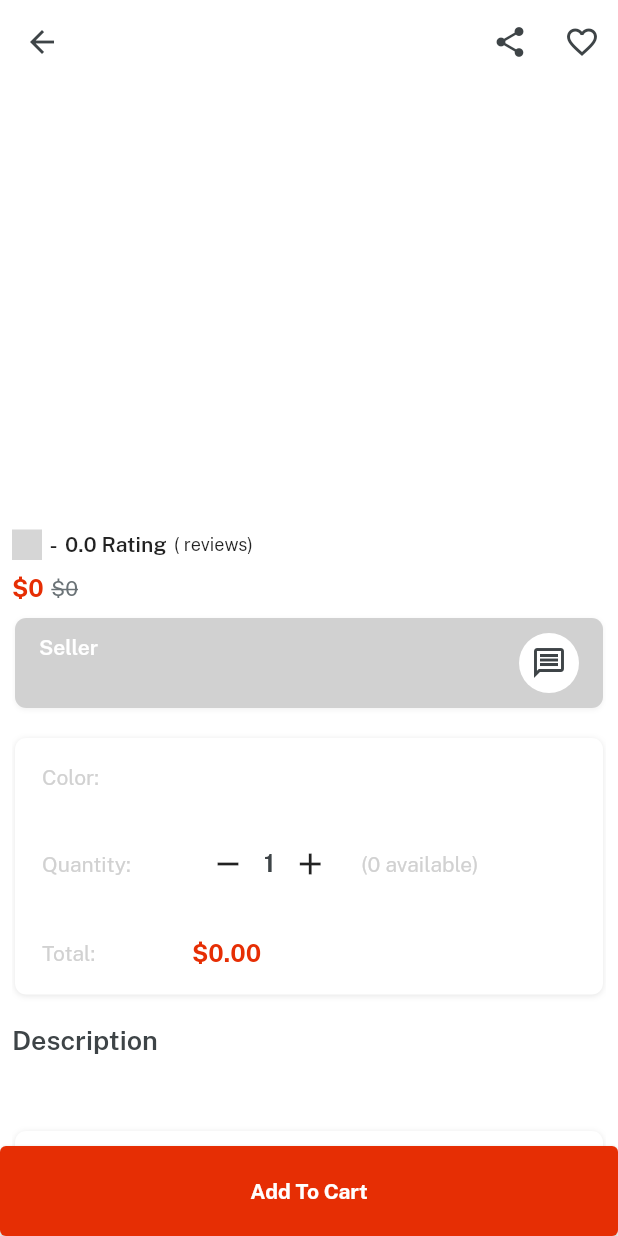
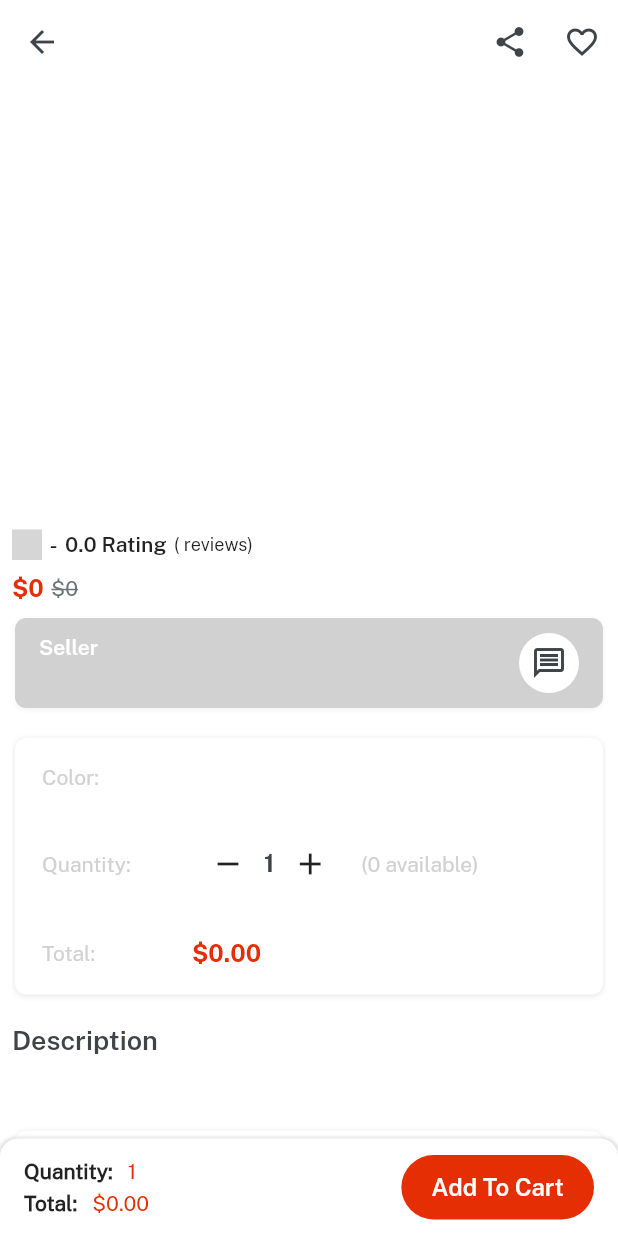
Before and after one commit to CPAD-Gazipur/flutter-e-mart, a Flutter app: the ProductDetailsScreen screen opened directly with empty values, after a tap on the "remove" icon, on a phone screen of 412 x 824 dp. Run offline on Flutter 3.47's test engine with Material 2 defaults, Android fonts, the phone set to English and light mode, and no system bars; our stand-ins replace badges, cached_network_image, cloud_firestore, firebase_auth, firebase_core, firebase_storage and 5 more; missing offline and left inert: flutter_rating_native; accounts and stored records are empty; network calls fail; grey boxes are pictures that could not be loaded.

Commit message:
E-Mart: ADD TO CART BUTTON DESIGN CHANGED

```diff
--- a/lib/views/product_details_screen/product_details_screen.dart
+++ b/lib/views/product_details_screen/product_details_screen.dart
@@ -75,10 +75,9 @@ class ProductDetailsScreen extends StatelessWidget {
           ),
         ],
       ),
-      body: Column(
+      body: Stack(
         children: [
-          Expanded(
-            child: Padding(
+          Padding(
             padding: const EdgeInsets.only(
               left: 8,
               right: 8,
@@ -331,8 +330,7 @@ class ProductDetailsScreen extends StatelessWidget {
                           children: [
                             SizedBox(
                               width: 100,
-                                child:
-                                    'Color:'.text.color(textFieldGrey).make(),
+                              child: 'Color:'.text.color(textFieldGrey).make(),
                             ),
                             Row(
                               children: List.generate(
@@ -346,8 +344,7 @@ class ProductDetailsScreen extends StatelessWidget {
                                         .color(
                                           Color(
                                             int.parse(
-                                                productDetails['p_colors']
-                                                    [index],
+                                              productDetails['p_colors'][index],
                                             ),
                                           ),
                                         )
@@ -358,8 +355,7 @@ class ProductDetailsScreen extends StatelessWidget {
                                         )
                                         .make()
                                         .onTap(() {
-                                        productController
-                                            .changeColorIndex(index);
+                                      productController.changeColorIndex(index);
                                     }),
                                     Visibility(
                                       visible: index ==
@@ -391,15 +387,23 @@ class ProductDetailsScreen extends StatelessWidget {
                           children: [
                             SizedBox(
                               width: 100,
-                                child: 'Quantity:'
-                                    .text
-                                    .color(textFieldGrey)
-                                    .make(),
+                              child:
+                                  'Quantity:'.text.color(textFieldGrey).make(),
                             ),
                             Row(
                               children: [
                                 IconButton(
                                   onPressed: () {
+                                    if (productController
+                                        .isAlreadyCarted.value) {
+                                      VxToast.show(
+                                        context,
+                                        msg: 'Already Added To Cart',
+                                        textColor: whiteColor,
+                                        bgColor: redColor,
+                                        position: VxToastPosition.center,
+                                      );
+                                    } else {
                                       productController.decreaseQuantity();
                                       productController.calculateTotalPrice(
                                         price: double.parse(
@@ -407,6 +411,7 @@ class ProductDetailsScreen extends StatelessWidget {
                                               .toString(),
                                         ),
                                       );
+                                    }
                                   },
                                   icon: const Icon(Icons.remove),
                                 ),
@@ -418,6 +423,16 @@ class ProductDetailsScreen extends StatelessWidget {
                                     .make(),
                                 IconButton(
                                   onPressed: () {
+                                    if (productController
+                                        .isAlreadyCarted.value) {
+                                      VxToast.show(
+                                        context,
+                                        msg: 'Already Added To Cart',
+                                        textColor: whiteColor,
+                                        bgColor: redColor,
+                                        position: VxToastPosition.center,
+                                      );
+                                    } else {
                                       productController.increaseQuantity(
                                         totalQuantity: int.parse(
                                           productDetails['p_quantity'],
@@ -429,6 +444,7 @@ class ProductDetailsScreen extends StatelessWidget {
                                               .toString(),
                                         ),
                                       );
+                                    }
                                   },
                                   icon: const Icon(Icons.add),
                                 ),
@@ -456,8 +472,7 @@ class ProductDetailsScreen extends StatelessWidget {
                           children: [
                             SizedBox(
                               width: 100,
-                                child:
-                                    'Total:'.text.color(textFieldGrey).make(),
+                              child: 'Total:'.text.color(textFieldGrey).make(),
                             ),
                             Row(
                               children: [
@@ -607,16 +622,70 @@ class ProductDetailsScreen extends StatelessWidget {
               ),
             ),
           ),
-          ),
 
           /// ADD TO CART BUTTON
-          SizedBox(
+          Align(
+            alignment: Alignment.bottomCenter,
+            child: Container(
               width: double.infinity,
-            height: 60,
-            child: Obx(
+              height: 65,
+              padding: const EdgeInsets.symmetric(
+                horizontal: 16,
+              ),
+              decoration: BoxDecoration(
+                color: Colors.white,
+                borderRadius: const BorderRadius.only(
+                  topLeft: Radius.circular(12),
+                  topRight: Radius.circular(12),
+                ),
+                boxShadow: [
+                  BoxShadow(
+                    color: Colors.grey.withOpacity(0.3),
+                    blurRadius: 1,
+                    spreadRadius: 1,
+                  )
+                ],
+              ),
+              child: Row(
+                mainAxisAlignment: MainAxisAlignment.spaceBetween,
+                children: [
+                  Obx(
+                    () => Column(
+                      crossAxisAlignment: CrossAxisAlignment.start,
+                      mainAxisAlignment: MainAxisAlignment.center,
+                      children: [
+                        Row(
+                          children: [
+                            'Quantity:'.text.semiBold.make(),
+                            10.widthBox,
+                            '${productController.selectedQuantity.value}'
+                                .text
+                                .size(14)
+                                .color(redColor)
+                                .make(),
+                          ],
+                        ),
+                        5.heightBox,
+                        Row(
+                          children: [
+                            'Total:'.text.semiBold.make(),
+                            10.widthBox,
+                            '\$'.text.size(14).color(redColor).make(),
+                            '${productController.totalPrice.value}'
+                                .numCurrency
+                                .text
+                                .size(14)
+                                .color(redColor)
+                                .make(),
+                          ],
+                        ),
+                      ],
+                    ),
+                  ),
+                  Obx(
                     () => productController.isLoading.value
                         ? loadingIndicator()
-                  : CustomButtonWidget(
+                        : CustomRoundedButton(
                             title: productController.isAlreadyCarted.value
                                 ? 'Go To Cart'
                                 : 'Add To Cart',
@@ -625,7 +694,9 @@ class ProductDetailsScreen extends StatelessWidget {
                             onPressed: () {
                               if (productController.isAlreadyCarted.value) {
                                 Get.back();
-                          Get.find<HomeController>().currentNaIndex.value = 2;
+                                Get.find<HomeController>()
+                                    .currentNaIndex
+                                    .value = 2;
                               } else {
                                 productController.isLoading(true);
                                 try {
@@ -638,8 +709,9 @@ class ProductDetailsScreen extends StatelessWidget {
                                     sellerID: productDetails['p_sellerID'],
                                     totalPrice:
                                         productController.totalPrice.toString(),
-                              pColor: productDetails['p_colors']
-                                  [productController.selectedColorIndex.value],
+                                    pColor: productDetails['p_colors'][
+                                        productController
+                                            .selectedColorIndex.value],
                                     pQuantity: productController
                                         .selectedQuantity.value
                                         .toString(),
@@ -651,7 +723,8 @@ class ProductDetailsScreen extends StatelessWidget {
                                     textColor: whiteColor,
                                     bgColor: redColor,
                                   );
-                            productController.isAlreadyCarted.value = true;
+                                  productController.isAlreadyCarted.value =
+                                      true;
                                   productController.isLoading(false);
                                 } catch (e) {
                                   VxToast.show(
@@ -666,6 +739,9 @@ class ProductDetailsScreen extends StatelessWidget {
                             },
                           ),
                   ),
+                ],
+              ),
+            ),
           ),
         ],
       ),
--- /dev/null
+++ b/lib/widgets/custom_rounded_button.dart
@@ -0,0 +1,35 @@
+import '../consts/consts.dart';
+
+class CustomRoundedButton extends StatelessWidget {
+  final String title;
+  final Color backgroundColor;
+  final Color titleColor;
+  final VoidCallback? onPressed;
+
+  const CustomRoundedButton({
+    Key? key,
+    required this.title,
+    required this.titleColor,
+    required this.backgroundColor,
+    required this.onPressed,
+  }) : super(key: key);
+
+  @override
+  Widget build(BuildContext context) {
+    return Container(
+      padding: const EdgeInsets.symmetric(
+        horizontal: 20,
+        vertical: 12,
+      ),
+      decoration: BoxDecoration(
+        color: backgroundColor,
+        borderRadius: BorderRadius.circular(24),
+      ),
+      child: InkWell(
+        onTap: onPressed,
+        child:
+            title.text.color(titleColor).size(16).fontFamily(semibold).make(),
+      ),
+    );
+  }
+}
--- a/lib/widgets/widgets.dart
+++ b/lib/widgets/widgets.dart
@@ -3,6 +3,7 @@ export 'background_widget.dart';
 export 'custom_appbar_widget.dart';
 export 'custom_button_widget.dart';
 export 'custom_home_button.dart';
+export 'custom_rounded_button.dart';
 export 'custom_text_form_field_widget.dart';
 export 'loading_indicator_widget.dart';
 export 'product_short_details_widget.dart';
```
Lines whose indentation alone changed are shown as unchanged.
